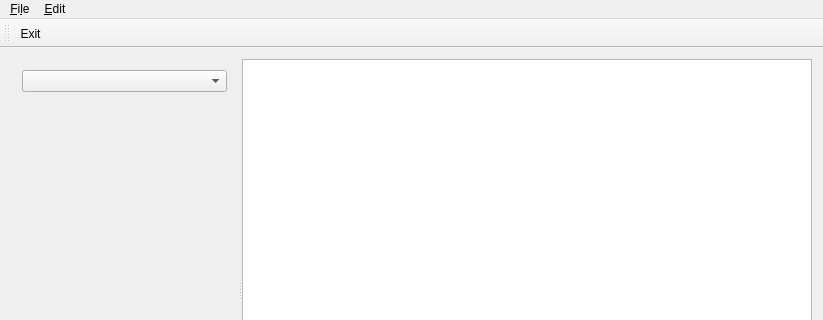
This is mainwindow.ui in PLLUG-Community-C-Qt-Roadmap/menu_editor as Qt 5 draws it before an edit; both pictures show x 0 to 823 and y 0 to 320 of the 823 by 554 pixel window. The edited form follows.
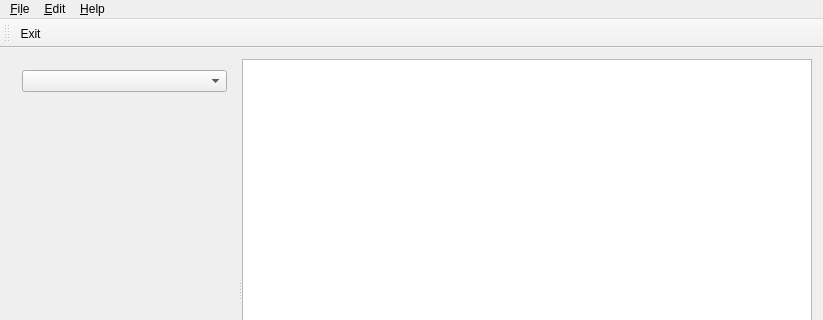
This is the edited form. Custom widgets are drawn as their Qt base class.

Commit message: Implemented Help->About menu editor and Help->About Qt

The edit to the form file:
```diff
--- a/mainwindow.ui
+++ b/mainwindow.ui
@@ -60,7 +60,7 @@
      <x>0</x>
      <y>0</y>
      <width>823</width>
-     <height>29</height>
+     <height>21</height>
     </rect>
    </property>
    <widget class="QMenu" name="menuFile">
@@ -79,8 +79,17 @@
     <addaction name="action_Add"/>
     <addaction name="action_Remove"/>
    </widget>
+   <widget class="QMenu" name="menuHelp">
+    <property name="title">
+     <string>&amp;Help</string>
+    </property>
+    <addaction name="separator"/>
+    <addaction name="actionAbout_Menu_Editor"/>
+    <addaction name="actionAbout_Qt"/>
+   </widget>
    <addaction name="menuFile"/>
    <addaction name="menuEdit"/>
+   <addaction name="menuHelp"/>
   </widget>
   <widget class="QToolBar" name="mainToolBar">
    <attribute name="toolBarArea">
```
Left out of the diff: 10 changed lines with no effect on the pictures. The commit also changes 6 other files.
